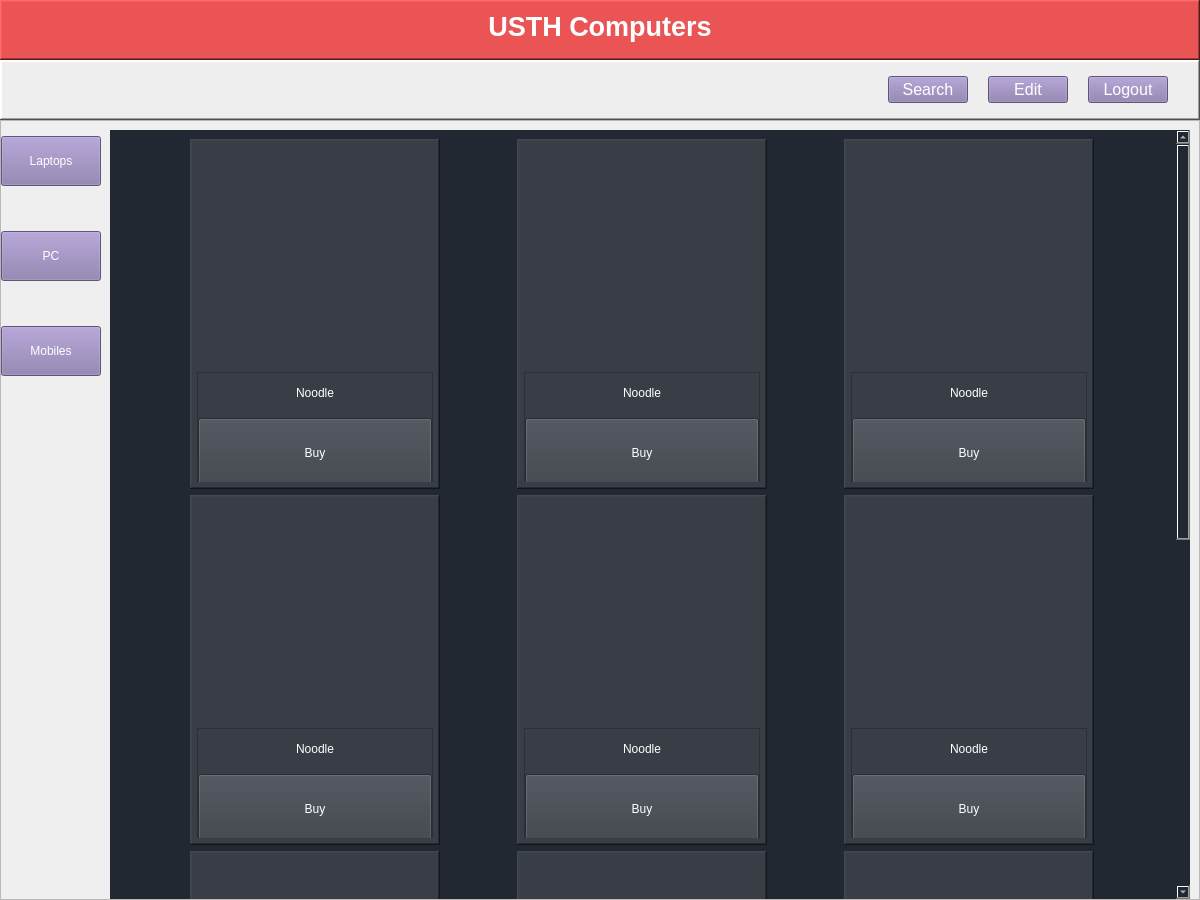
The window that front-end/interface.ui (nguyenlong0920/Computer-Store-Information-Management-System) describes before a commit, drawn with Qt 5.
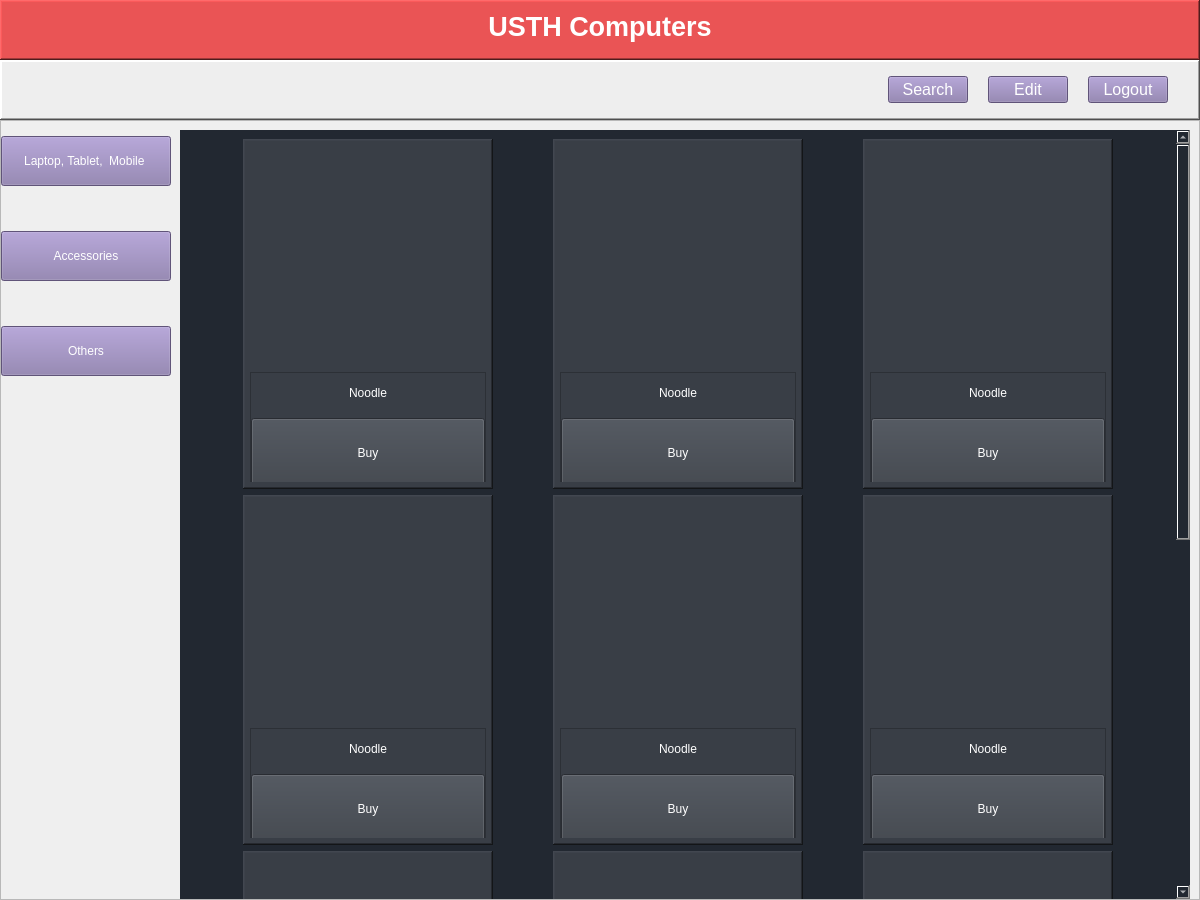
The same window after the commit. Icons and pictures are not drawn.

The edit to the form file:
```diff
--- a/front-end/interface.ui
+++ b/front-end/interface.ui
@@ -452,13 +452,13 @@
               <widget class="QFrame" name="frame_14">
                <property name="minimumSize">
                 <size>
-                 <width>100</width>
+                 <width>170</width>
                  <height>300</height>
                 </size>
                </property>
                <property name="maximumSize">
                 <size>
-                 <width>100</width>
+                 <width>170</width>
                  <height>300</height>
                 </size>
                </property>
@@ -505,7 +505,7 @@
                    <string notr="true">background-color: rgb(134, 117, 169);</string>
                   </property>
                   <property name="text">
-                   <string>Laptops</string>
+                   <string>Laptop, Tablet,  Mobile </string>
                   </property>
                  </widget>
                 </item>
@@ -530,7 +530,7 @@
                    <string notr="true">background-color: rgb(134, 117, 169);</string>
                   </property>
                   <property name="text">
-                   <string>PC</string>
+                   <string>Accessories</string>
                   </property>
                  </widget>
                 </item>
@@ -555,7 +555,7 @@
                    <string notr="true">background-color: rgb(134, 117, 169);</string>
                   </property>
                   <property name="text">
-                   <string>Mobiles</string>
+                   <string>Others</string>
                   </property>
                  </widget>
                 </item>
@@ -603,7 +603,7 @@
                      <rect>
                       <x>0</x>
                       <y>0</y>
-                      <width>1066</width>
+                      <width>996</width>
                       <height>1436</height>
                      </rect>
                     </property>
```
Left out of the diff: 27 changed lines with no effect on the pictures.
